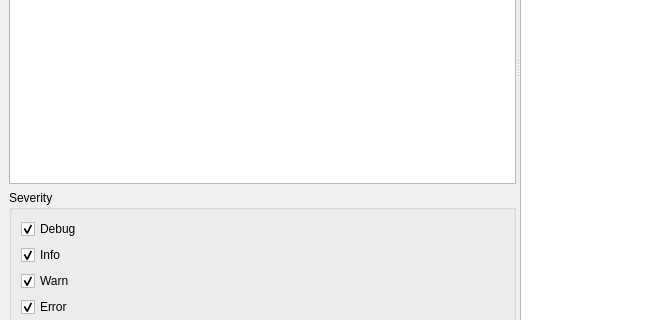
Above: ui/console_window.ui from swri-robotics/swri_console before the change; both pictures show x 0 to 667 and y 276 to 596 of the 1035 by 688 pixel window. Below: the same form after it.
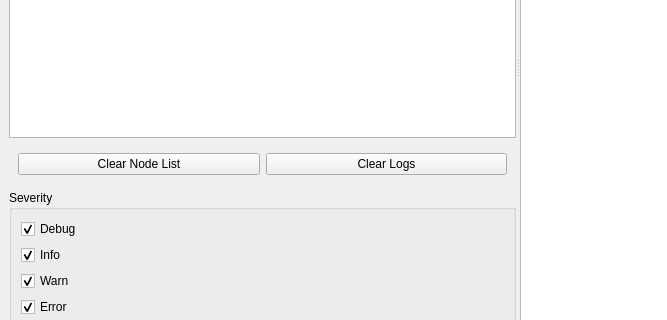
That is the form after the change. Icons and pictures are not drawn.

Commit message: Adding buttons for clearing the node & log lists.

```diff
--- a/ui/console_window.ui
+++ b/ui/console_window.ui
@@ -27,7 +27,7 @@
       <property name="orientation">
        <enum>Qt::Horizontal</enum>
       </property>
-      <widget class="QWidget" name="layoutWidget">
+      <widget class="QWidget" name="layoutWidget3">
        <layout class="QVBoxLayout" name="verticalLayout_3">
         <item>
          <widget class="QListView" name="nodeList">
@@ -42,6 +42,26 @@
           </property>
          </widget>
         </item>
+        <item>
+         <widget class="QWidget" name="clearButtonPanel">
+          <layout class="QHBoxLayout" name="clearButtonHboxLayout">
+           <item>
+            <widget class="QPushButton" name="clearNodeListButton">
+             <property name="text">
+              <string>Clear Node List</string>
+             </property>
+            </widget>
+           </item>
+           <item>
+            <widget class="QPushButton" name="clearLogsButton">
+             <property name="text">
+              <string>Clear Logs</string>
+             </property>
+            </widget>
+           </item>
+          </layout>
+         </widget>
+        </item>
         <item>
          <widget class="QGroupBox" name="groupBox">
           <property name="sizePolicy">
```
The commit also changes 8 other files.
